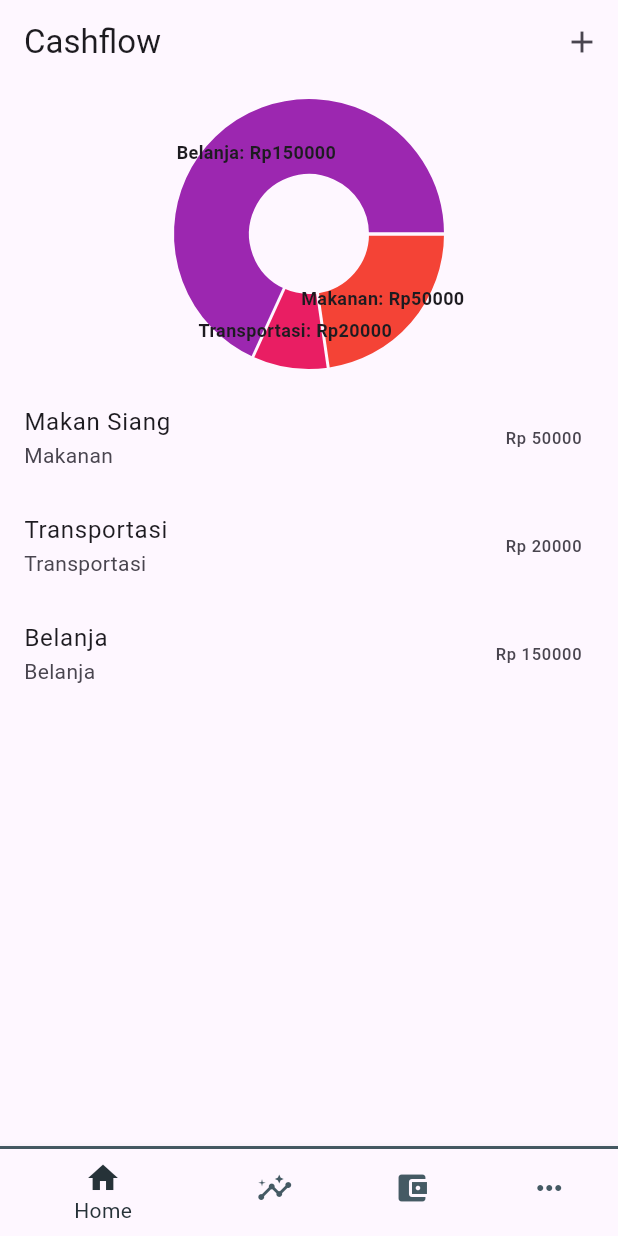
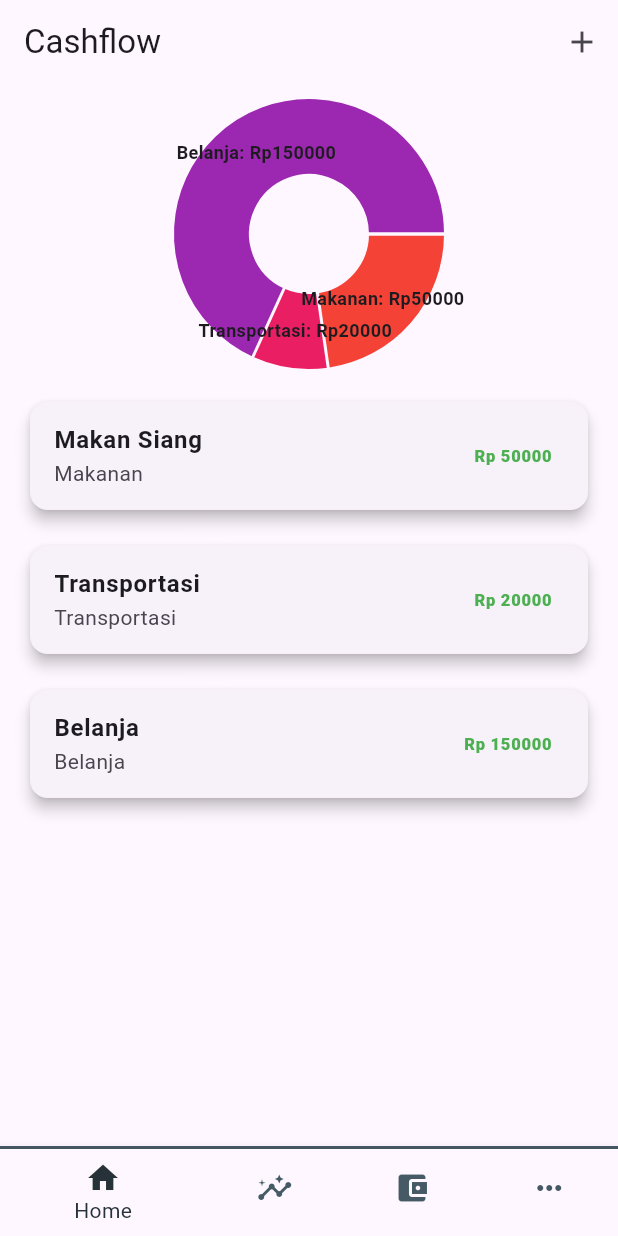
Before and after one commit to irwanphan/simple-cash-tracker, a Flutter app: the screen it shows after launch, on a phone screen of 412 x 824 dp. Run offline on Flutter 3.47's test engine with Material 3 defaults, Android fonts, the phone set to English and light mode, and no system bars; drawn by our look-alikes of fl_chart.

Commit message:
convert history to Card view

```diff
--- a/lib/widgets/transaction_list.dart
+++ b/lib/widgets/transaction_list.dart
@@ -12,10 +12,22 @@ class TransactionList extends StatelessWidget {
     return ListView.builder(
       itemCount: transactions.length,
       itemBuilder: (context, index) {
-        return ListTile(
-          title: Text(transactions[index].title),
-          subtitle: Text(transactions[index].category),
-          trailing: Text('Rp ${transactions[index].amount}'),
+        return Padding(
+          padding: const EdgeInsets.symmetric(horizontal: 16.0, vertical: 8.0),
+          child: Card(
+              elevation: 4,
+              shape: RoundedRectangleBorder(
+                  borderRadius: BorderRadius.circular(12)),
+              child: ListTile(
+                title: Text(
+                  transactions[index].title,
+                  style: const TextStyle(fontWeight: FontWeight.bold),
+                ),
+                subtitle: Text(transactions[index].category),
+                trailing: Text('Rp ${transactions[index].amount}',
+                    style: const TextStyle(
+                        fontWeight: FontWeight.w800, color: Colors.green)),
+              )),
         );
       },
     );
```
